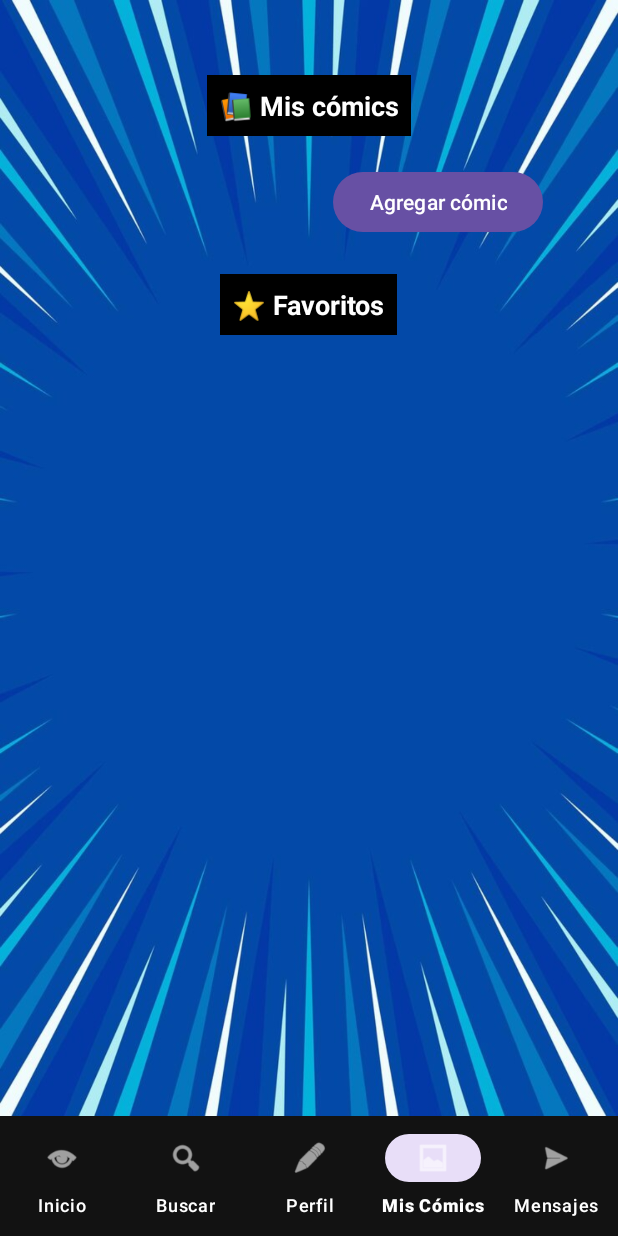
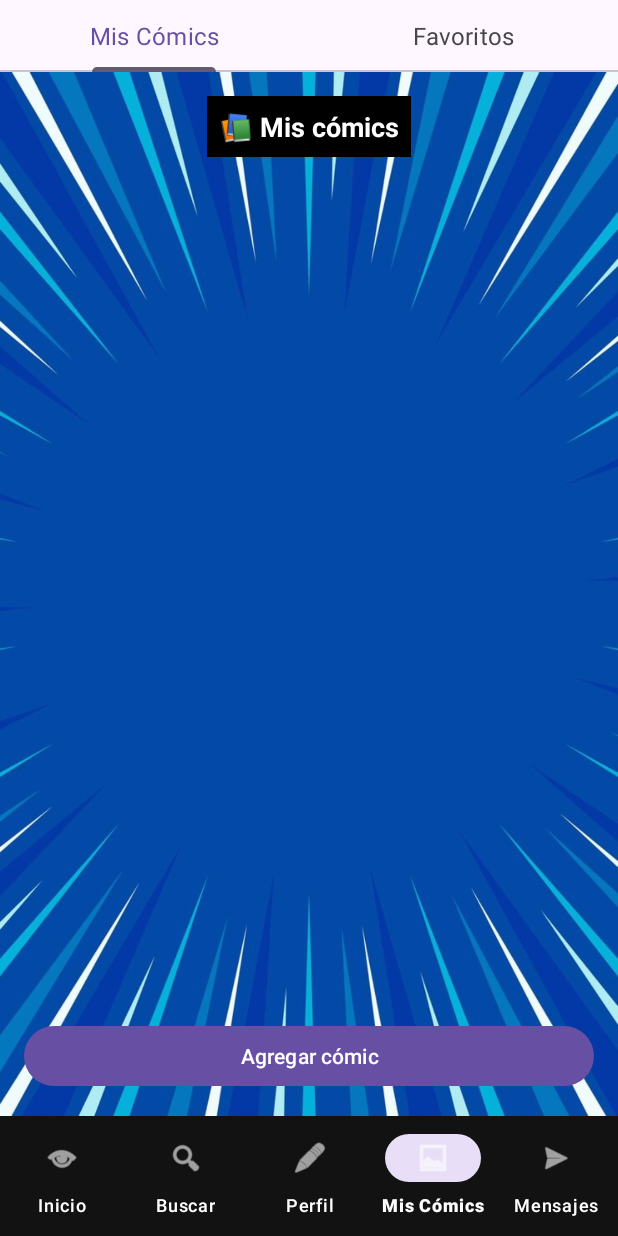
Before and after one commit to AlMSans/ComicApp, an Android app: the MainPanelActivity screen opened directly, with no data from a screen before it, item 4 of the bottom bar chosen, on a phone screen of 412 x 824 dp. Run offline under Robolectric (Android 15) with nearby library versions, the phone set to English and light mode, and no system bars; our stand-ins replace Firebase (no records; nobody signed in at launch, a user with empty details on screens opened directly).

Commit message:
Actualización de las lista de comics del usuario así como de los favoritos para obtener una interfaz más clara y precisa

```diff
--- /dev/null
+++ b/app/src/main/java/com/example/proyectofinalcurso/ComicsFragment.kt
@@ -0,0 +1,59 @@
+package com.example.proyectofinalcurso
+
+import android.os.Bundle
+import android.view.LayoutInflater
+import android.view.View
+import android.view.ViewGroup
+import androidx.fragment.app.Fragment
+import androidx.viewpager2.adapter.FragmentStateAdapter
+import com.example.proyectofinalcurso.databinding.FragmentComicsBinding
+import com.google.android.material.tabs.TabLayoutMediator
+
+class ComicsFragment : Fragment() {
+
+    // ViewBinding para fragment_comics.xml
+    private var _binding: FragmentComicsBinding? = null
+    private val binding get() = _binding!!
+
+    // Títulos que aparecerán en las pestañas
+    private val tabTitles = arrayOf("Mis Cómics", "Favoritos")
+
+    override fun onCreateView(
+        inflater: LayoutInflater,
+        container: ViewGroup?,
+        savedInstanceState: Bundle?
+    ): View {
+        _binding = FragmentComicsBinding.inflate(inflater, container, false)
+        return binding.root
+    }
+
+    override fun onViewCreated(view: View, savedInstanceState: Bundle?) {
+        super.onViewCreated(view, savedInstanceState)
+
+        // 1.  Asignamos el adapter al ViewPager2
+        binding.viewPagerComics.adapter = ComicsPagerAdapter(this)
+
+        // 2.  Vinculamos TabLayout + ViewPager2
+        TabLayoutMediator(binding.tabLayoutComics, binding.viewPagerComics) { tab, position ->
+            tab.text = tabTitles[position]
+        }.attach()
+    }
+
+    override fun onDestroyView() {
+        super.onDestroyView()
+        _binding = null        // Evitar fugas de memoria
+    }
+
+    /** Adapter interno que devuelve el fragmento correspondiente por posición */
+    private inner class ComicsPagerAdapter(fragment: Fragment) :
+        FragmentStateAdapter(fragment) {
+
+        override fun getItemCount(): Int = 2
+
+        override fun createFragment(position: Int): Fragment =
+            when (position) {
+                0 -> MisComicsFragment()
+                else -> FavoritosFragment()
+            }
+    }
+}
--- a/app/src/main/java/com/example/proyectofinalcurso/MainPanelActivity.kt
+++ b/app/src/main/java/com/example/proyectofinalcurso/MainPanelActivity.kt
@@ -27,7 +27,7 @@ class MainPanelActivity : AppCompatActivity() {
                 R.id.nav_home -> loadFragment(HomeFragment()) // Fragmento de Inicio
                 R.id.nav_search -> loadFragment(SearchFragment()) // Fragmento de Búsqueda
                 R.id.nav_profile -> loadFragment(ProfileFragment()) // Fragmento de Perfil
-                R.id.nav_mis_comics->loadFragment(MisComicsFragment())//Fragmento de los comics
+                R.id.nav_mis_comics->loadFragment(ComicsFragment())//Fragmento de los comics
                 R.id.nav_messages -> loadFragment(ChatFragment()) // Fragmento de Mensajes
             }
             true
--- a/app/src/main/java/com/example/proyectofinalcurso/MisComicsFragment.kt
+++ b/app/src/main/java/com/example/proyectofinalcurso/MisComicsFragment.kt
@@ -5,132 +5,91 @@ import android.util.Log
 import android.view.LayoutInflater
 import android.view.View
 import android.view.ViewGroup
-import android.widget.Button
 import androidx.fragment.app.Fragment
 import androidx.recyclerview.widget.LinearLayoutManager
-import androidx.recyclerview.widget.RecyclerView
+import com.example.proyectofinalcurso.databinding.FragmentMisComicsBinding
 import com.google.firebase.auth.FirebaseAuth
+import com.google.firebase.firestore.FieldPath
 import com.google.firebase.firestore.FirebaseFirestore
 
 class MisComicsFragment : Fragment() {
 
-    private lateinit var recyclerViewMisComics: RecyclerView
-    private lateinit var recyclerViewFavoritos: RecyclerView
+    private var _binding: FragmentMisComicsBinding? = null
+    private val binding get() = _binding!!
+
     private lateinit var comicsAdapter: ComicAdapter
-    private lateinit var favoritosAdapter: ComicAdapter
-    private lateinit var db: FirebaseFirestore
+    private val db = FirebaseFirestore.getInstance()
+    private val currentUserId get() = FirebaseAuth.getInstance().currentUser?.uid
 
     override fun onCreateView(
         inflater: LayoutInflater, container: ViewGroup?,
         savedInstanceState: Bundle?
-    ): View? {
-        return inflater.inflate(R.layout.fragment_mis_comics, container, false)
+    ): View {
+        _binding = FragmentMisComicsBinding.inflate(inflater, container, false)
+        return binding.root
     }
 
     override fun onViewCreated(view: View, savedInstanceState: Bundle?) {
         super.onViewCreated(view, savedInstanceState)
 
-        db = FirebaseFirestore.getInstance()
+        // RecyclerView
+        comicsAdapter = ComicAdapter(mutableListOf(), isFavorites = false)
+        binding.recyclerViewMisComics.apply {
+            adapter = comicsAdapter
+            layoutManager = LinearLayoutManager(requireContext())
+            setHasFixedSize(true)
+        }
 
-        recyclerViewMisComics = view.findViewById(R.id.recyclerViewMisComics)
-        recyclerViewFavoritos = view.findViewById(R.id.recyclerViewFavoritos)
+        // Pull‑to‑refresh
+        binding.swipeMisComics.setOnRefreshListener { loadMyComics() }
 
-        recyclerViewMisComics.layoutManager = LinearLayoutManager(context)
-        recyclerViewFavoritos.layoutManager = LinearLayoutManager(context)
+        loadMyComics()
 
-        comicsAdapter = ComicAdapter(mutableListOf(), isFavorites = false)
-        favoritosAdapter = ComicAdapter(mutableListOf(), isFavorites = true)
-
-        recyclerViewMisComics.adapter = comicsAdapter
-        recyclerViewFavoritos.adapter = favoritosAdapter
-
-        loadComics()
-
-        val btnAddComic: Button = view.findViewById(R.id.btnAddComic)
-        btnAddComic.setOnClickListener {
-            goToAddComic()
+        // Botón “Agregar cómic”
+        binding.btnAddComic.setOnClickListener {
+            parentFragmentManager.beginTransaction()
+                .replace(R.id.fragment_container, AddComicFragment())
+                .addToBackStack(null)
+                .commit()
         }
     }
 
-    private fun loadComics() {
-        val user = FirebaseAuth.getInstance().currentUser
+    /** Descarga los cómics subidos por el usuario y actualiza el adapter */
+    private fun loadMyComics() {
+        val uid = currentUserId ?: run {
+            binding.swipeMisComics.isRefreshing = false
+            return
+        }
 
-        if (user != null) {
-            val userId = user.uid
-
-            db.collection("comics")
-                .whereEqualTo("userId", userId)
-                .get()
-                .addOnSuccessListener { documents ->
-                    val comicsList = documents.map { document ->
-                        Comic(
-                            id = document.id,
-                            title = document.getString("title") ?: "Sin título",
-                            author = document.getString("author") ?: "Desconocido",
-                            imageUrl = document.getString("imageUrl") ?: "",
-                            genre = document.getString("genre") ?: "Desconocido",
-                            price = document.getDouble("price")?.toFloat() ?: 0f,  // Cambio aquí
-                            condition = document.getString("condition") ?: "Nuevo",
-                            location = document.getString("location") ?: "Desconocido",
-                            userId = document.getString("userId") ?: ""
-                        )
-                    }
-
-                    comicsAdapter.updateData(comicsList as MutableList<Comic>)
-
-                    loadFavoriteComics(userId)
+        db.collection("comics")
+            .whereEqualTo("userId", uid)
+            .get()
+            .addOnSuccessListener { docs ->
+                val myComics = docs.map { snap ->
+                    // Crea Comic con tu constructor habitual
+                    Comic(
+                        id = snap.id,
+                        title = snap.getString("title") ?: "Sin título",
+                        author = snap.getString("author") ?: "Desconocido",
+                        genre  = snap.getString("genre") ?: "Desconocido",
+                        price  = (snap.get("price") as? Number)?.toFloat() ?: 0f,
+                        condition = snap.getString("condition") ?: "N/A",
+                        location  = snap.getString("location") ?: "N/A",
+                        userId = snap.getString("userId") ?: "",
+                        imageUrl = snap.getString("imageUrl")
+                    )
                 }
-                .addOnFailureListener { exception ->
-                    Log.e("MisComics", "Error al cargar cómics: ${exception.message}")
-                }
-        }
-    }
-
-    private fun loadFavoriteComics(userId: String) {
-        db.collection("usuarios")
-            .document(userId)
-            .collection("favorites")
-            .get()
-            .addOnSuccessListener { documents ->
-                val tasks = documents.mapNotNull { document ->
-                    document.getString("comicId")?.let { comicId ->
-                        db.collection("comics").document(comicId).get()
-                    }
-                }
-
-                // Esperar a que todas las tareas se completen
-                com.google.android.gms.tasks.Tasks.whenAllSuccess<com.google.firebase.firestore.DocumentSnapshot>(tasks)
-                    .addOnSuccessListener { results ->
-                        val favoriteComics = results.map { comicDocument ->
-                            Comic(
-                                id = comicDocument.id,
-                                title = comicDocument.getString("title") ?: "Sin título",
-                                author = comicDocument.getString("author") ?: "Desconocido",
-                                imageUrl = comicDocument.getString("imageUrl") ?: "",
-                                genre = comicDocument.getString("genre") ?: "Desconocido",
-                                price = comicDocument.getDouble("price")?.toFloat() ?: 0f,  // Cambio aquí
-                                condition = comicDocument.getString("condition") ?: "Nuevo",
-                                location = comicDocument.getString("location") ?: "Desconocido",
-                                userId = comicDocument.getString("userId") ?: ""
-                            )
-                        }
-
-                        favoritosAdapter.updateData(favoriteComics)
-                    }
-                    .addOnFailureListener {
-                        Log.e("MisComics", "Error al cargar cómics favoritos")
-                    }
+                comicsAdapter.updateData(myComics)
+                binding.swipeMisComics.isRefreshing = false
             }
-            .addOnFailureListener { exception ->
-                Log.e("MisComics", "Error al consultar favoritos: ${exception.message}")
+            .addOnFailureListener { e ->
+                Log.e("MisComics", "Error al cargar cómics", e)
+                binding.swipeMisComics.isRefreshing = false
             }
     }
 
-    private fun goToAddComic() {
-        val addComicFragment = AddComicFragment()
-        parentFragmentManager.beginTransaction()
-            .replace(R.id.fragment_container, addComicFragment)
-            .addToBackStack(null)
-            .commit()
+    override fun onDestroyView() {
+        super.onDestroyView()
+        _binding = null
     }
 }
--- /dev/null
+++ b/app/src/main/res/layout/fragment_comics.xml
@@ -0,0 +1,31 @@
+<?xml version="1.0" encoding="utf-8"?>
+<androidx.constraintlayout.widget.ConstraintLayout xmlns:android="http://schemas.android.com/apk/res/android"
+    xmlns:app="http://schemas.android.com/apk/res-auto"
+    android:layout_width="match_parent"
+    android:layout_height="match_parent"
+    android:background="@drawable/bc3">
+
+    <!-- Barra de pestañas -->
+    <com.google.android.material.tabs.TabLayout
+        android:id="@+id/tabLayoutComics"
+        android:layout_width="0dp"
+        android:layout_height="wrap_content"
+        app:layout_constraintTop_toTopOf="parent"
+        app:layout_constraintStart_toStartOf="parent"
+        app:layout_constraintEnd_toEndOf="parent"
+        app:tabIndicatorColor="?attr/colorSecondary"
+        app:tabIndicatorHeight="3dp"
+        app:tabTextAppearance="@style/TextAppearance.MaterialComponents.Subtitle1"/>
+
+    <!-- ViewPager2 que alojará los fragmentos -->
+    <androidx.viewpager2.widget.ViewPager2
+        android:id="@+id/viewPagerComics"
+        android:layout_width="0dp"
+        android:layout_height="0dp"
+        android:orientation="horizontal"
+        app:layout_constraintTop_toBottomOf="@id/tabLayoutComics"
+        app:layout_constraintBottom_toBottomOf="parent"
+        app:layout_constraintStart_toStartOf="parent"
+        app:layout_constraintEnd_toEndOf="parent"/>
+
+</androidx.constraintlayout.widget.ConstraintLayout>
--- a/app/src/main/res/layout/fragment_mis_comics.xml
+++ b/app/src/main/res/layout/fragment_mis_comics.xml
@@ -1,65 +1,46 @@
 <?xml version="1.0" encoding="utf-8"?>
-<ScrollView xmlns:android="http://schemas.android.com/apk/res/android"
+<androidx.swiperefreshlayout.widget.SwipeRefreshLayout
+    xmlns:android="http://schemas.android.com/apk/res/android"
+    android:id="@+id/swipeMisComics"
     android:layout_width="match_parent"
     android:layout_height="match_parent"
-    android:fillViewport="true"
     android:background="@drawable/bc3">
 
     <LinearLayout
         android:layout_width="match_parent"
-        android:layout_height="wrap_content"
+        android:layout_height="match_parent"
         android:orientation="vertical"
-        android:padding="50dp">
+        android:padding="16dp">
 
+        <!-- Título -->
         <TextView
             android:id="@+id/tvMisComics"
             android:layout_width="wrap_content"
             android:layout_height="wrap_content"
-            android:text="📚 Mis cómics"
+            android:text="📚 Mis cómics"
             android:textSize="18sp"
             android:textStyle="bold"
             android:textColor="#FFFFFF"
             android:background="#000000"
             android:padding="8dp"
-            android:layout_marginBottom="8dp"
-            android:layout_gravity="center_horizontal" />
+            android:layout_gravity="center_horizontal"/>
 
-
+        <!-- RecyclerView de mis cómics -->
         <androidx.recyclerview.widget.RecyclerView
             android:id="@+id/recyclerViewMisComics"
             android:layout_width="match_parent"
-            android:layout_height="wrap_content"
-            android:nestedScrollingEnabled="false"
-            android:overScrollMode="never" />
+            android:layout_height="0dp"
+            android:layout_weight="1"
+            android:clipToPadding="false"
+            android:paddingTop="8dp"
+            android:scrollbars="vertical"/>
 
+        <!-- Botón Agregar -->
         <Button
             android:id="@+id/btnAddComic"
-            android:layout_width="wrap_content"
+            android:layout_width="match_parent"
             android:layout_height="wrap_content"
             android:text="Agregar cómic"
-            android:layout_gravity="end"
-            android:layout_marginTop="12dp"
-            android:layout_marginBottom="24dp" />
-
-        <TextView
-            android:id="@+id/tvFavoritos"
-            android:layout_width="wrap_content"
-            android:layout_height="wrap_content"
-            android:text="⭐ Favoritos"
-            android:textSize="18sp"
-            android:textStyle="bold"
-            android:textColor="#FFFFFF"
-            android:background="#000000"
-            android:padding="8dp"
-            android:layout_marginBottom="8dp"
-            android:layout_gravity="center_horizontal" />
-
-
-        <androidx.recyclerview.widget.RecyclerView
-            android:id="@+id/recyclerViewFavoritos"
-            android:layout_width="match_parent"
-            android:layout_height="wrap_content"
-            android:nestedScrollingEnabled="false"
-            android:overScrollMode="never" />
+            android:layout_marginTop="12dp"/>
     </LinearLayout>
-</ScrollView>
+</androidx.swiperefreshlayout.widget.SwipeRefreshLayout>
```
Also changed, not shown: app/src/main/java/com/example/proyectofinalcurso/ComicDetailFragment.kt (+13 -2 lines), app/src/main/java/com/example/proyectofinalcurso/FavoritosFragment.kt (added, +107 -0 lines), app/src/main/res/layout/fragment_favoritos.xml (added, +23 -0 lines).
